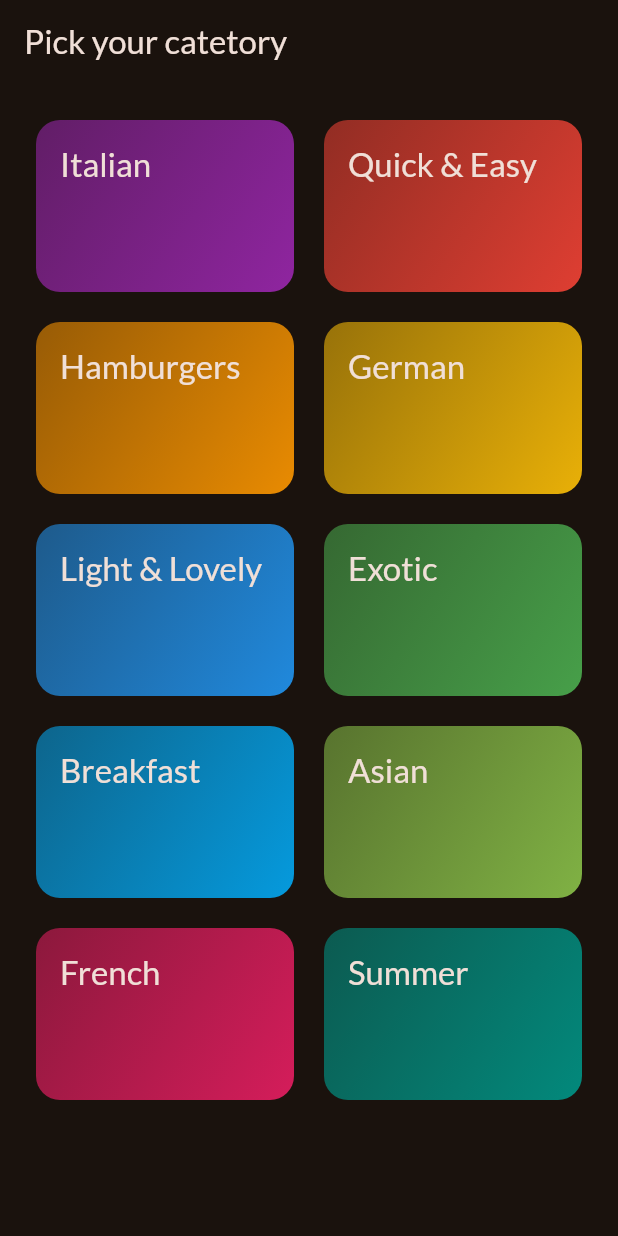
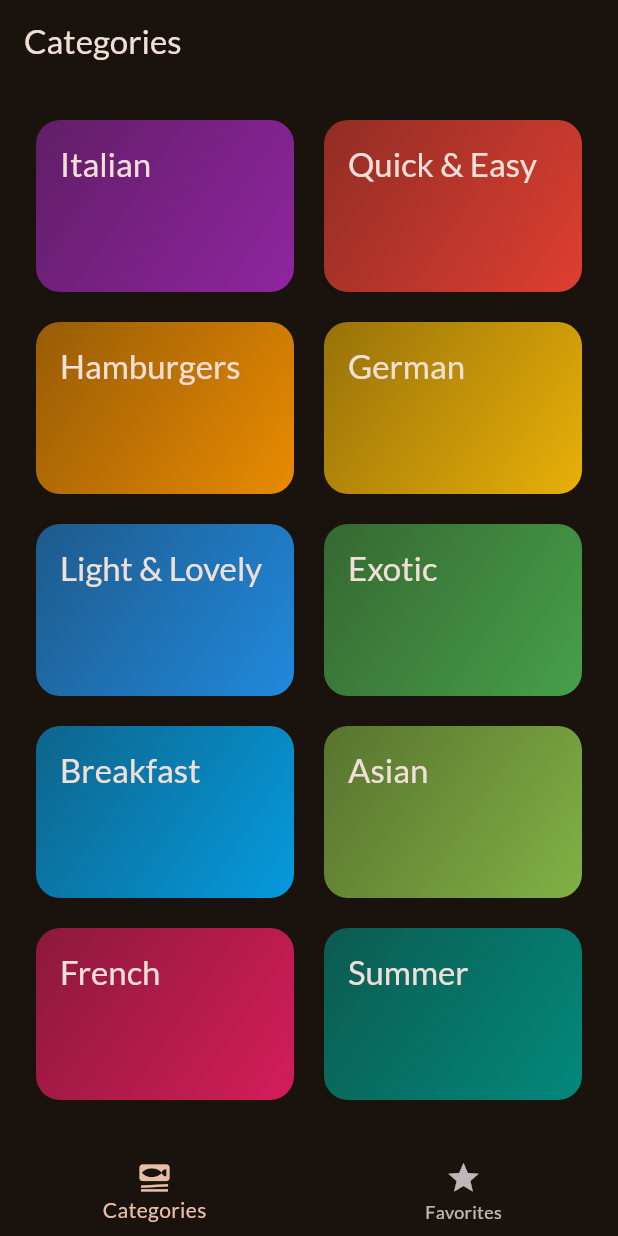
Before and after one commit to realbronoh/flutter-meals, a Flutter app: the screen it shows after launch, on a phone screen of 412 x 824 dp. Run offline on Flutter 3.47's test engine with Material 3 defaults, Android fonts, the phone set to English and light mode, and no system bars; our stand-ins replace google_fonts, transparent_image.

Commit message:
tab based screens using BottomNavigationBar Widget

```diff
--- a/lib/main.dart
+++ b/lib/main.dart
@@ -1,6 +1,6 @@
 import 'package:flutter/material.dart';
 import 'package:google_fonts/google_fonts.dart';
-import 'package:meals/screens/categories.dart';
+import 'package:meals/screens/tabs.dart';
 
 final theme = ThemeData(
   useMaterial3: true,
@@ -22,7 +22,7 @@ class App extends StatelessWidget {
   Widget build(BuildContext context) {
     return MaterialApp(
       theme: theme,
-      home: const CategoriesScreen(),
+      home: const TabsScreen(),
     );
   }
 }
--- a/lib/screens/categories.dart
+++ b/lib/screens/categories.dart
@@ -25,11 +25,7 @@ class CategoriesScreen extends StatelessWidget {
 
   @override
   Widget build(BuildContext context) {
-    return Scaffold(
-      appBar: AppBar(
-        title: const Text('Pick your catetory'),
-      ),
-      body: GridView(
+    return GridView(
       padding: const EdgeInsets.all(24),
       gridDelegate: const SliverGridDelegateWithFixedCrossAxisCount(
         crossAxisCount: 2,
@@ -45,7 +41,6 @@ class CategoriesScreen extends StatelessWidget {
                 _selectCategory(context, category);
               })
       ],
-      ),
     );
   }
 }
--- /dev/null
+++ b/lib/screens/tabs.dart
@@ -0,0 +1,53 @@
+import 'package:flutter/material.dart';
+import 'package:meals/screens/categories.dart';
+import 'package:meals/screens/meals.dart';
+
+class TabsScreen extends StatefulWidget {
+  const TabsScreen({super.key});
+
+  @override
+  State<TabsScreen> createState() {
+    return _TabeScreenState();
+  }
+}
+
+class _TabeScreenState extends State<TabsScreen> {
+  int _selectedPageIndex = 0;
+
+  void _selectPage(int index) {
+    setState(() {
+      _selectedPageIndex = index;
+    });
+  }
+
+  @override
+  Widget build(BuildContext context) {
+    Widget activePage = const CategoriesScreen();
+    String activePageTitle = 'Categories';
+    if (_selectedPageIndex == 1) {
+      activePage = MealsScreen(meals: []);
+      activePageTitle = 'Your Favorites';
+    }
+
+    return Scaffold(
+      appBar: AppBar(
+        title: Text(activePageTitle),
+      ),
+      body: activePage,
+      bottomNavigationBar: BottomNavigationBar(
+        onTap: _selectPage,
+        currentIndex: _selectedPageIndex,
+        items: const [
+          BottomNavigationBarItem(
+            icon: Icon(Icons.set_meal),
+            label: 'Categories',
+          ),
+          BottomNavigationBarItem(
+            icon: Icon(Icons.star),
+            label: 'Favorites',
+          ),
+        ],
+      ),
+    );
+  }
+}
```
Also changed, not shown: lib/screens/meals.dart (+13 -8 lines). Lines whose indentation alone changed are shown as unchanged.
